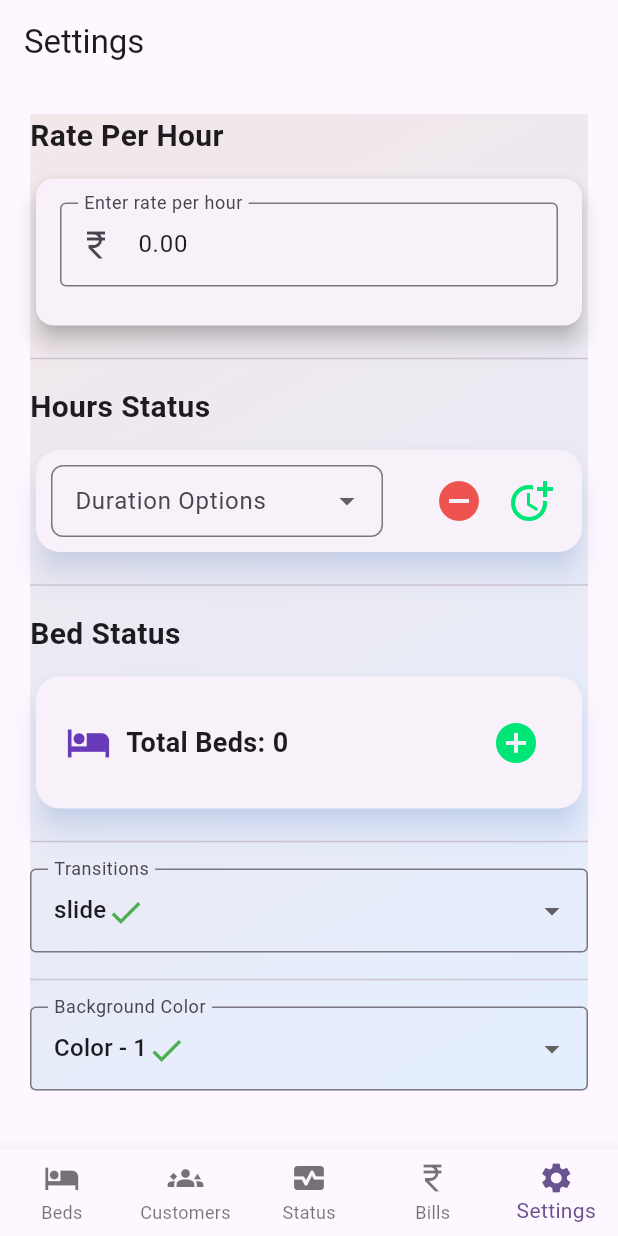
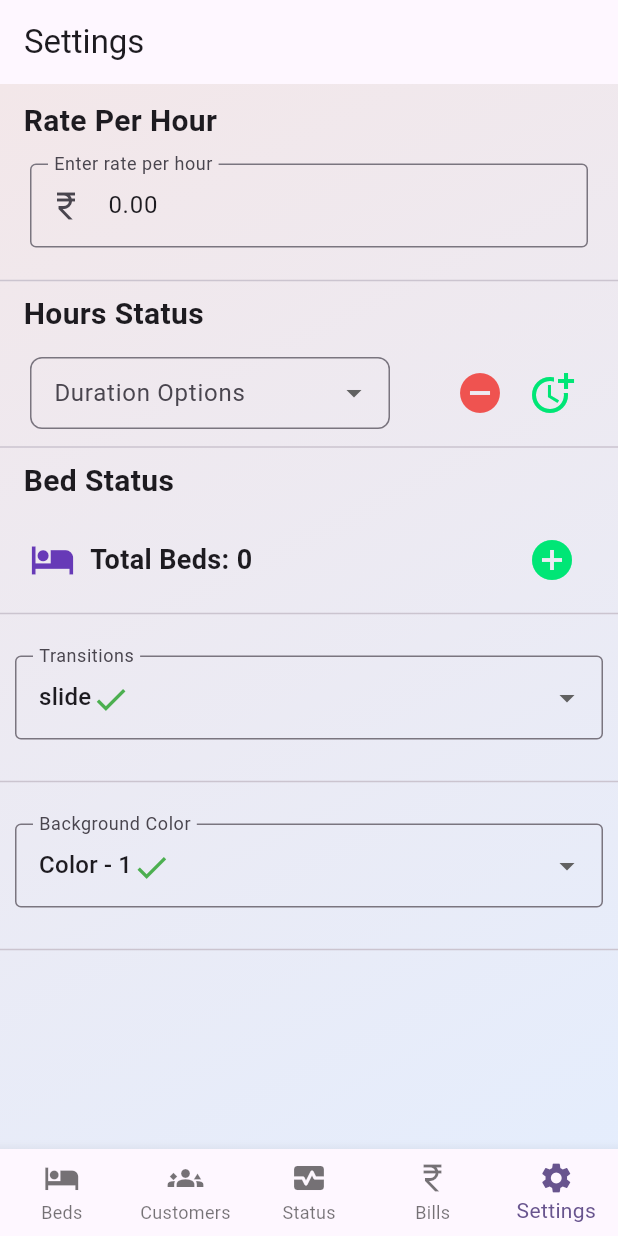
Before and after one commit to sameer1948/urban_rest, a Flutter app: the screen it shows after launch, item 5 of the bottom bar chosen, on a phone screen of 412 x 824 dp. Run offline on Flutter 3.47's test engine with Material 3 defaults, Android fonts, the phone set to English and light mode, and no system bars; our stand-ins replace flutter_svg, percent_indicator, shared_preferences, sqflite; accounts and stored records are empty.

Commit message:
Updating Settings Page

```diff
--- a/lib/pages/settings_page.dart
+++ b/lib/pages/settings_page.dart
@@ -165,11 +165,15 @@ class _SettingsPageState extends State<SettingsPage> {
 
   @override
   Widget build(BuildContext context) {
+    double screenWidth = MediaQuery.of(context).size.width;
+    double screenHeight = MediaQuery.of(context).size.height;
     return Scaffold(
       appBar: AppBar(title: const Text('Settings')),
       body: SingleChildScrollView(
-        padding: const EdgeInsets.all(20),
+        padding: EdgeInsets.zero,
         child: Container(
+          width: screenWidth,
+          height: screenHeight,
           decoration: BoxDecoration(
             gradient: LinearGradient(
               colors: CommonWidgets.getColors(
@@ -182,19 +186,22 @@ class _SettingsPageState extends State<SettingsPage> {
           child: Column(
             crossAxisAlignment: CrossAxisAlignment.stretch,
             children: [
+              const SizedBox(height: 10),
               // Section 1: Rate Per Hour
               Text(
-                'Rate Per Hour',
+                '   Rate Per Hour',
                 style: TextStyle(fontSize: 20, fontWeight: FontWeight.bold),
               ),
               const SizedBox(height: 10),
               Card(
                 elevation: 6,
+                color: Colors.transparent,
+                shadowColor: Colors.transparent,
                 shape: RoundedRectangleBorder(
                   borderRadius: BorderRadius.circular(12),
                 ),
                 child: Padding(
-                  padding: const EdgeInsets.all(16.0),
+                  padding: const EdgeInsets.fromLTRB(16.0, 0.0, 16.0, 0.0),
                   child: Column(
                     children: [
                       TextField(
@@ -239,24 +246,23 @@ class _SettingsPageState extends State<SettingsPage> {
                 ),
               ),
 
-              const SizedBox(height: 10),
               Divider(),
-              const SizedBox(height: 10),
 
               // Section 2: Hours Status
               Text(
-                'Hours Status',
+                '   Hours Status',
                 style: TextStyle(fontSize: 20, fontWeight: FontWeight.bold),
               ),
               const SizedBox(height: 10),
               Card(
                 elevation: 8,
-                shadowColor: Colors.blueAccent.withOpacity(0.3),
+                color: Colors.transparent,
+                shadowColor: Colors.transparent,
                 shape: RoundedRectangleBorder(
                   borderRadius: BorderRadius.circular(16),
                 ),
                 child: Padding(
-                  padding: const EdgeInsets.all(10),
+                  padding: const EdgeInsets.fromLTRB(16.0, 0.0, 16.0, 0.0),
                   child: Row(
                     children: [
                       // Dropdown takes most of the space
@@ -326,24 +332,24 @@ class _SettingsPageState extends State<SettingsPage> {
                   ),
                 ),
               ),
-              const SizedBox(height: 10),
+
               Divider(),
-              const SizedBox(height: 10),
 
               // Section 3: Bed Status
               Text(
-                'Bed Status',
+                '   Bed Status',
                 style: TextStyle(fontSize: 20, fontWeight: FontWeight.bold),
               ),
               const SizedBox(height: 10),
               Card(
                 elevation: 8,
-                shadowColor: Colors.blueAccent.withOpacity(0.3),
+                color: Colors.transparent,
+                shadowColor: Colors.transparent,
                 shape: RoundedRectangleBorder(
                   borderRadius: BorderRadius.circular(16),
                 ),
                 child: Padding(
-                  padding: const EdgeInsets.all(20),
+                  padding: const EdgeInsets.fromLTRB(16.0, 0.0, 16.0, 0.0),
                   child: Row(
                     mainAxisAlignment: MainAxisAlignment.spaceBetween,
                     children: [
@@ -394,11 +400,13 @@ class _SettingsPageState extends State<SettingsPage> {
                 ),
               ),
 
-              const SizedBox(height: 10),
               Divider(),
               const SizedBox(height: 10),
+
               // Section 4 : Transitions
-              DropdownButtonFormField<Transition>(
+              Padding(
+                padding: const EdgeInsets.all(10.0),
+                child: DropdownButtonFormField<Transition>(
                   decoration: InputDecoration(
                     labelText: 'Transitions',
                     border: OutlineInputBorder(),
@@ -416,7 +424,11 @@ class _SettingsPageState extends State<SettingsPage> {
                                 style: TextStyle(fontSize: 16),
                               ),
                               if (transition == selectedTransition)
-                              Icon(Icons.check, color: Colors.green, size: 26),
+                                Icon(
+                                  Icons.check,
+                                  color: Colors.green,
+                                  size: 26,
+                                ),
                             ],
                           ),
                         );
@@ -439,13 +451,16 @@ class _SettingsPageState extends State<SettingsPage> {
                     });
                   },
                 ),
+              ),
 
               const SizedBox(height: 10),
               Divider(),
               const SizedBox(height: 10),
 
               // Section 5 : Background Color
-              DropdownButtonFormField<BackgroundColor>(
+              Padding(
+                padding: const EdgeInsets.all(10.0),
+                child: DropdownButtonFormField<BackgroundColor>(
                   decoration: InputDecoration(
                     labelText: 'Background Color',
                     border: OutlineInputBorder(),
@@ -463,7 +478,11 @@ class _SettingsPageState extends State<SettingsPage> {
                                 style: TextStyle(fontSize: 16),
                               ),
                               if (backGroundcolor == selectedBackGroundColor)
-                              Icon(Icons.check, color: Colors.green, size: 26),
+                                Icon(
+                                  Icons.check,
+                                  color: Colors.green,
+                                  size: 26,
+                                ),
                             ],
                           ),
                         );
@@ -488,6 +507,11 @@ class _SettingsPageState extends State<SettingsPage> {
                     });
                   },
                 ),
+              ),
+
+              const SizedBox(height: 10),
+              Divider(),
+              const SizedBox(height: 10),
             ],
           ),
         ),
```
Lines whose indentation alone changed are shown as unchanged.
